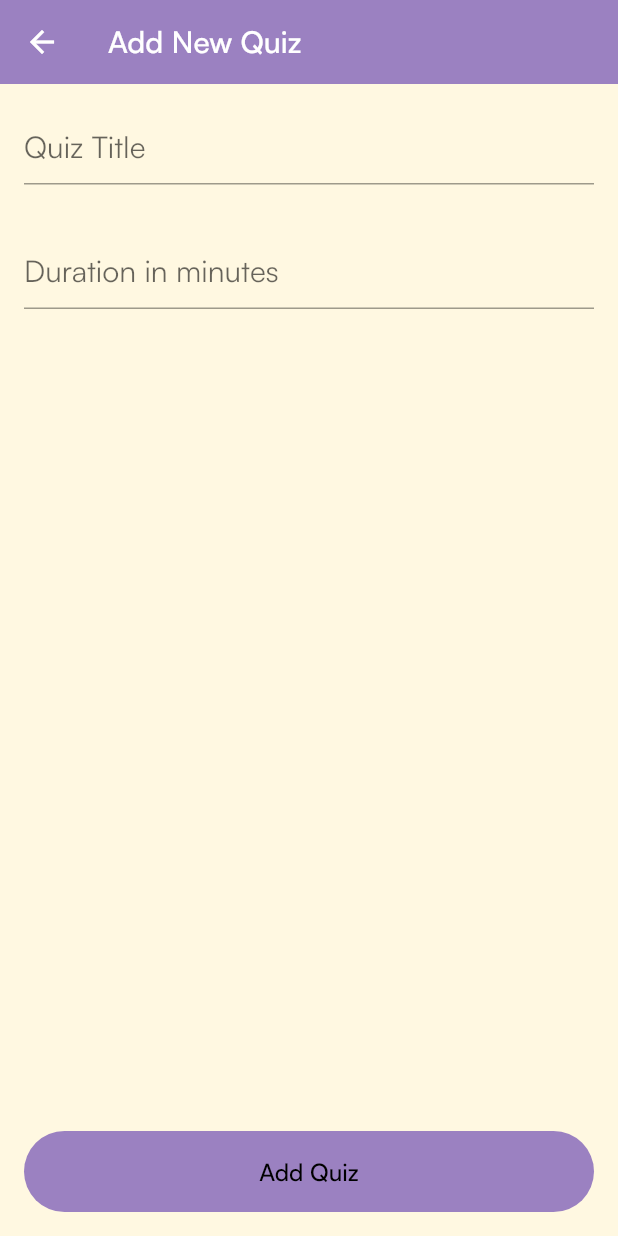
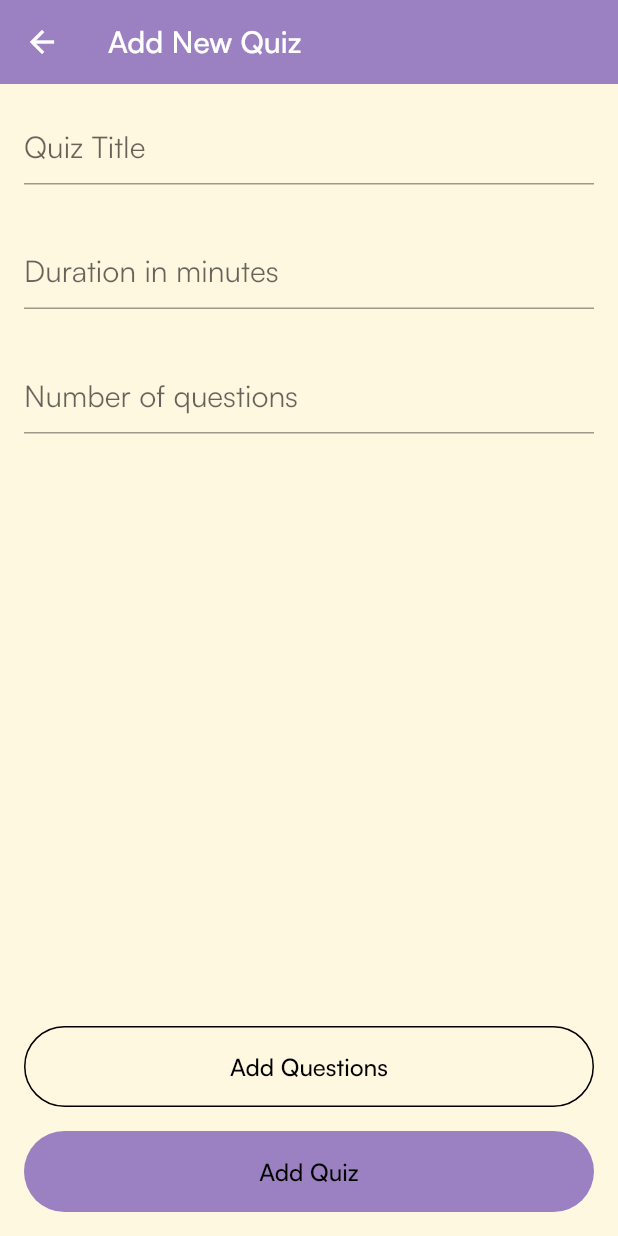
Before and after one commit to nourbeh302/Quizzed, a Flutter app: the AddQuizScreen screen opened directly with empty values, after a tap on "Add Quiz", on a phone screen of 412 x 824 dp. Run offline on Flutter 3.47's test engine with Material 2 defaults, Android fonts, the phone set to English and light mode, and no system bars; our stand-ins replace cloud_firestore, firebase_auth, firebase_core, firebase_storage, flutter_svg, image_picker; accounts and stored records are empty.

Commit message:
Adding questions count

```diff
--- a/lib/main.dart
+++ b/lib/main.dart
@@ -11,6 +11,7 @@ import 'package:quizzed/screens/auth/welcome.dart';
 import 'package:quizzed/screens/course/single_course.dart';
 import 'package:quizzed/screens/course/view_courses.dart';
 import 'package:quizzed/screens/auth/register.dart';
+import 'package:quizzed/screens/question/add_question.dart';
 import 'package:quizzed/screens/quiz/add_quiz.dart';
 import 'package:quizzed/screens/quiz/start_quiz.dart';
 import 'package:quizzed/themes/app_theme.dart';
@@ -58,6 +59,7 @@ class MyApp extends StatelessWidget {
         '/course': (context) => const SingleCourseScreen(),
         '/startQuiz': (context) => const StartQuizScreen(),
         '/addQuiz': (context) => const AddQuizScreen(),
+        '/addQuestion': (context) => const AddQuestionScreen(),
       },
       debugShowCheckedModeBanner: false,
     );
--- a/lib/models/quiz.dart
+++ b/lib/models/quiz.dart
@@ -5,12 +5,14 @@ class Quiz {
   String title;
   Timestamp createdAt;
   int duration;
+  int questionCount;
   DocumentReference? cuid;
 
   Quiz(
     this.title,
     this.createdAt,
     this.duration,
+    this.questionCount,
   );
 
   factory Quiz.fromDocument(DocumentSnapshot doc, String courseId) {
@@ -20,6 +22,7 @@ class Quiz {
       data['title'],
       data['createdAt'],
       data['duration'],
+      data['questionCount'],
     );
   }
 }
--- a/lib/providers/quiz_provider.dart
+++ b/lib/providers/quiz_provider.dart
@@ -36,12 +36,14 @@ class QuizProvider extends ChangeNotifier {
         'title': quiz.title,
         'duration': quiz.duration,
         'createdAt': quiz.createdAt,
+        'questionCount': quiz.questionCount,
         'cuid': _coursesCollection.doc(courseId),
       });
       Quiz newQuiz = Quiz(
         quiz.title,
         quiz.createdAt,
         quiz.duration,
+        quiz.questionCount,
       );
       newQuiz.quid = doc.id;
       newQuiz.cuid = _coursesCollection.doc(courseId);
--- a/lib/screens/quiz/add_quiz.dart
+++ b/lib/screens/quiz/add_quiz.dart
@@ -1,5 +1,6 @@
 import 'package:cloud_firestore/cloud_firestore.dart';
 import 'package:flutter/material.dart';
+import 'package:flutter/services.dart';
 
 import 'package:quizzed/constant.dart';
 import 'package:quizzed/models/quiz.dart';
@@ -19,6 +20,7 @@ class _AddQuizScreenState extends State<AddQuizScreen> {
   // Define input controllers
   final _titleController = TextEditingController();
   final _durationController = TextEditingController();
+  final _questionController = TextEditingController();
   final _titleValidator = StringValidator();
 
   // Define provider
@@ -114,6 +116,31 @@ class _AddQuizScreenState extends State<AddQuizScreen> {
                           ),
                         ),
                       ),
+                      const SizedBox(
+                        height: 32,
+                      ),
+                      TextFormField(
+                        controller: _questionController,
+                        keyboardType: TextInputType.number,
+                        inputFormatters: <TextInputFormatter>[
+                          FilteringTextInputFormatter.digitsOnly
+                        ],
+                        style: TextStyle(
+                            fontFamily: baseFontFamily,
+                            fontSize: inputFontSize),
+                        decoration: InputDecoration(
+                          hintText: "Number of questions",
+                          hintStyle: TextStyle(
+                              fontFamily: baseFontFamily,
+                              fontSize: inputFontSize),
+                          focusColor: primaryColor,
+                          focusedBorder: UnderlineInputBorder(
+                            borderSide: BorderSide(
+                              color: primaryColor,
+                            ),
+                          ),
+                        ),
+                      ),
                     ],
                   ),
                 ),
@@ -121,11 +148,23 @@ class _AddQuizScreenState extends State<AddQuizScreen> {
             ),
             Column(
               children: [
+                OutlinedButton(
+                  onPressed: () => Navigator.pushNamed(context, '/addQuestion', arguments: int.parse(_questionController.text)),
+                  child: Text('Add Questions',
+                      style: Theme.of(context).textTheme.labelMedium),
+                ),
+                const SizedBox(
+                  height: 16.0,
+                ),
                 ElevatedButton(
                   onPressed: () {
                     quizProvider.addQuiz(
-                      Quiz(_titleController.text, Timestamp.now(),
-                          int.parse(_durationController.text)),
+                      Quiz(
+                        _titleController.text,
+                        Timestamp.now(),
+                        int.parse(_durationController.text),
+                        int.parse(_questionController.text),
+                      ),
                       courseId,
                     );
                     Navigator.pop(context);
--- a/lib/screens/quiz/start_quiz.dart
+++ b/lib/screens/quiz/start_quiz.dart
@@ -26,8 +26,12 @@ class StartQuizScreen extends StatelessWidget {
               quiz.title,
               style: Theme.of(context).textTheme.displaySmall,
             ),
+            const SizedBox(
+              height: 8.0,
+            ),
             Text(formatter.formatTimestamp(quiz.createdAt)),
             Text('Duration: ${quiz.duration} min(s)'),
+            Text('Number of questions: ${quiz.questionCount}'),
             const SizedBox(
               height: 24.0,
             ),
```
Also changed, not shown: lib/screens/course/single_course.dart (+7 -2 lines), lib/screens/question/add_question.dart (added, +97 -0 lines).
